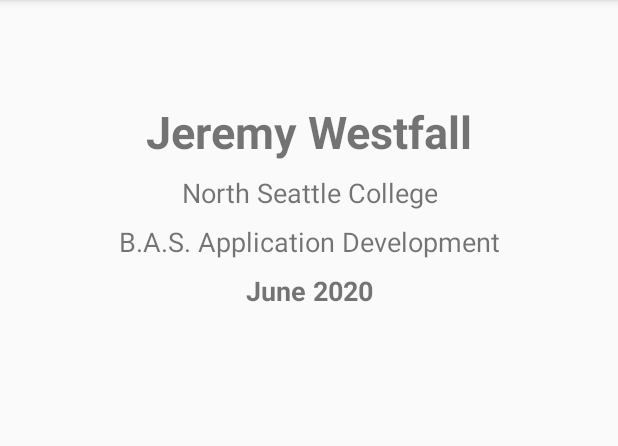
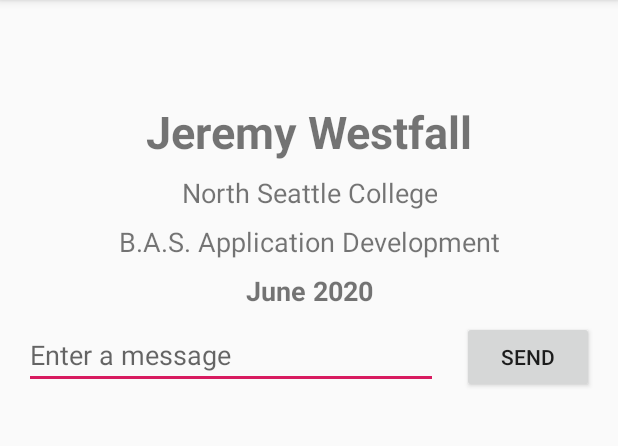
Before and after one commit to jerwest/AD340-Project, an Android app: the screen it shows after launch (MainActivity), on a phone screen of 412 x 824 dp, the part 84-530 px from its top. Run offline under Robolectric (Android 15) with nearby library versions, the phone set to English and light mode, and no system bars.

Commit message:
added files

```diff
--- a/app/src/main/res/layout/activity_main.xml
+++ b/app/src/main/res/layout/activity_main.xml
@@ -67,4 +67,30 @@
         app:layout_constraintStart_toStartOf="parent"
         app:layout_constraintTop_toBottomOf="@+id/textView2" />
 
+    <EditText
+        android:id="@+id/editText"
+        android:layout_width="0dp"
+        android:layout_height="wrap_content"
+        android:layout_marginStart="16dp"
+        android:layout_marginTop="8dp"
+        android:ems="10"
+        android:hint="@string/edit_message"
+        android:inputType="textPersonName"
+        app:layout_constraintEnd_toStartOf="@+id/button"
+        app:layout_constraintHorizontal_bias="0.5"
+        app:layout_constraintStart_toStartOf="parent"
+        app:layout_constraintTop_toBottomOf="@+id/textView3" />
+
+    <Button
+        android:id="@+id/button"
+        android:layout_width="wrap_content"
+        android:layout_height="wrap_content"
+        android:layout_marginStart="16dp"
+        android:layout_marginEnd="16dp"
+        android:text="@string/button_send"
+        app:layout_constraintBaseline_toBaselineOf="@+id/editText"
+        app:layout_constraintEnd_toEndOf="parent"
+        app:layout_constraintHorizontal_bias="0.5"
+        app:layout_constraintStart_toEndOf="@+id/editText" />
+
 </android.support.constraint.ConstraintLayout>
--- a/app/src/main/res/values/strings.xml
+++ b/app/src/main/res/values/strings.xml
@@ -4,4 +4,6 @@
     <string name="b_a_s_application_development">B.A.S. Application Development</string>
     <string name="june_2020">June 2020</string>
     <string name="north_seattle_college">North Seattle College</string>
+    <string name="edit_message">Enter a message</string>
+    <string name="button_send">Send</string>
 </resources>
```
